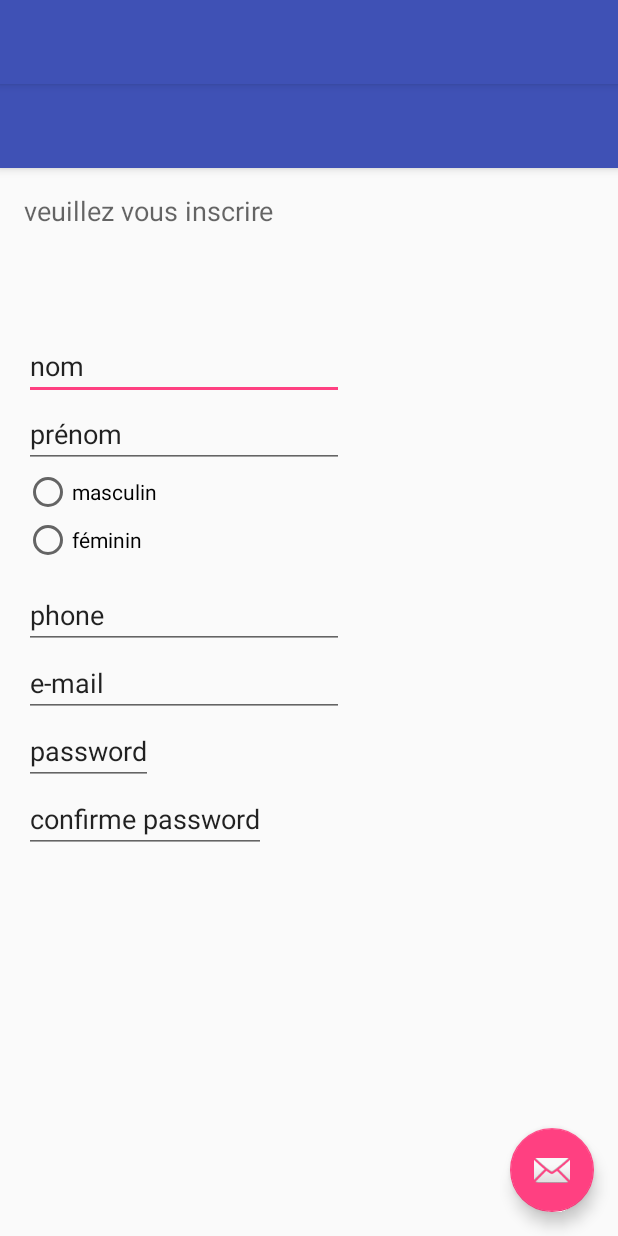
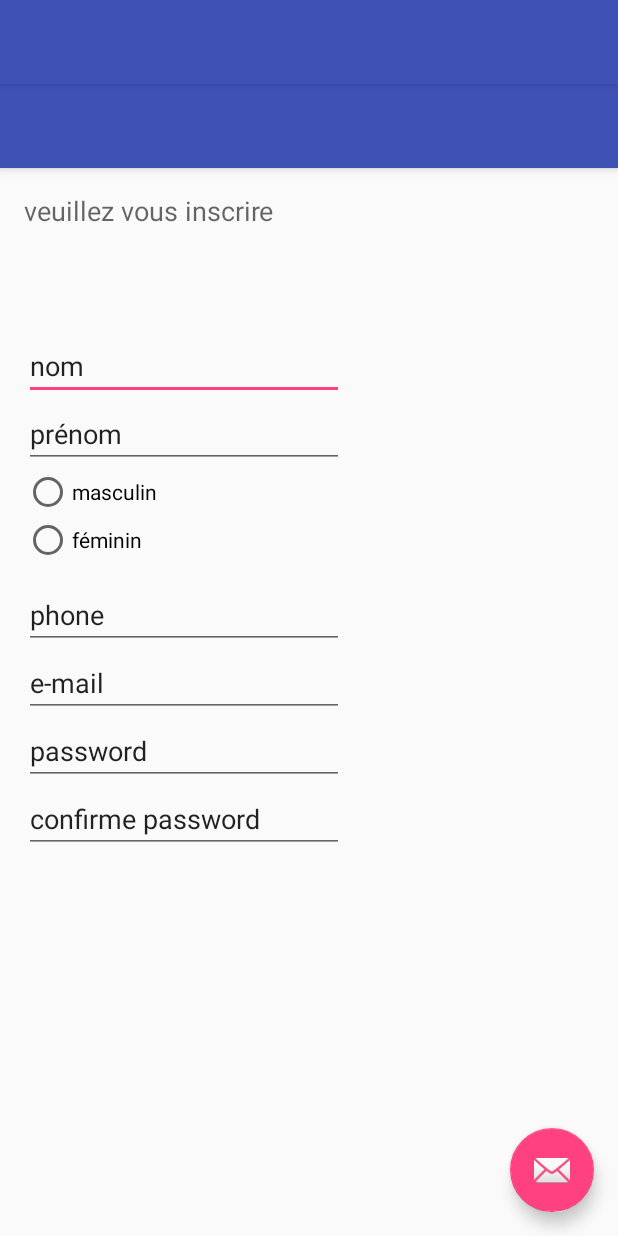
Before and after one commit to marwensaid/TPAndroidSaidiJimy, an Android app: the RegisterActivity screen opened directly, with no data from a screen before it, on a phone screen of 412 x 824 dp. Run offline under Robolectric (Android 15) with nearby library versions, the phone set to English and light mode, and no system bars.

```diff
--- a/app/src/main/res/layout/content_register.xml
+++ b/app/src/main/res/layout/content_register.xml
@@ -81,7 +81,8 @@
         android:id="@+id/editText5"
         android:text="password"
         android:layout_below="@+id/editText4"
-        android:layout_alignParentStart="true" />
+        android:layout_alignParentStart="true"
+        android:layout_alignEnd="@+id/editText4" />
 
     <EditText
         android:layout_width="wrap_content"
@@ -89,7 +90,8 @@
         android:id="@+id/editText6"
         android:text="confirme password"
         android:layout_below="@+id/editText5"
-        android:layout_alignParentStart="true" />
+        android:layout_alignParentStart="true"
+        android:layout_alignEnd="@+id/editText5" />
 
     <TextView
         android:layout_width="wrap_content"
```
Also changed, not shown: app/src/main/java/com/example/jimyzak/myapplication/MainActivity.java (+14 -0 lines), 2 other files.
